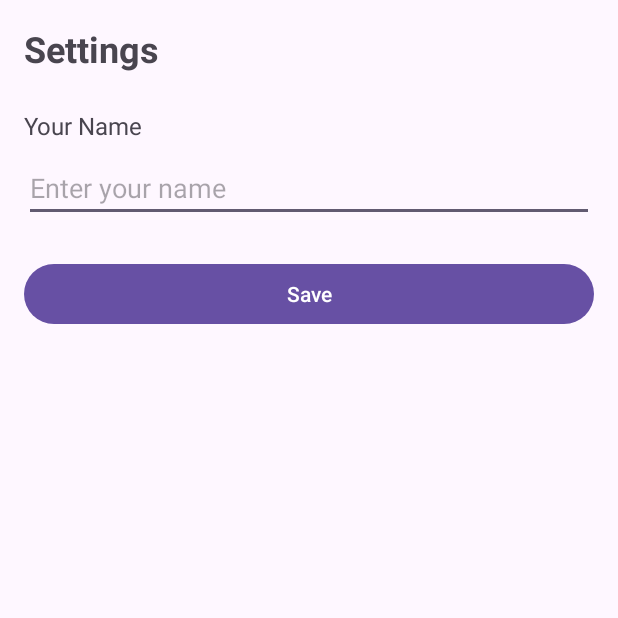
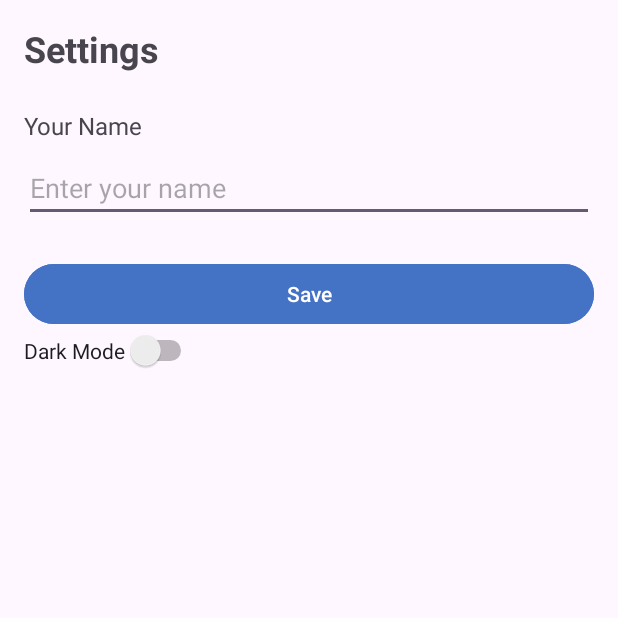
Before and after one commit to Yagizsuzen/ChatBot, an Android app: the screen it shows after launch (SettingsActivity), after a tap on "Settings", on a phone screen of 412 x 824 dp, the top half of it. Run offline under Robolectric (Android 15) with nearby library versions, the phone set to English and light mode, and no system bars.

Commit message:
Gece Modu eklendi

```diff
--- a/app/src/main/java/com/example/chatbot/MainActivity.java
+++ b/app/src/main/java/com/example/chatbot/MainActivity.java
@@ -10,6 +10,7 @@ import androidx.activity.EdgeToEdge;
 import androidx.annotation.NonNull;
 import androidx.appcompat.app.AlertDialog;
 import androidx.appcompat.app.AppCompatActivity;
+import androidx.appcompat.app.AppCompatDelegate;
 import androidx.recyclerview.widget.LinearLayoutManager;
 import androidx.recyclerview.widget.RecyclerView;
 import android.view.LayoutInflater;
@@ -42,6 +43,12 @@ public class MainActivity extends AppCompatActivity {
         gson = new Gson();
         sharedPreferences = PreferenceManager.getDefaultSharedPreferences(this);
         prefsUtil = new SharedPreferencesUtil(this);
+
+        if (prefsUtil.isDarkModeEnabled()) {
+            AppCompatDelegate.setDefaultNightMode(AppCompatDelegate.MODE_NIGHT_YES);
+        } else {
+            AppCompatDelegate.setDefaultNightMode(AppCompatDelegate.MODE_NIGHT_NO);
+        }
 
         recyclerView = findViewById(R.id.chat_list_recyclerview);
         newChatButton = findViewById(R.id.new_chat_button);
--- a/app/src/main/java/com/example/chatbot/SettingsActivity.java
+++ b/app/src/main/java/com/example/chatbot/SettingsActivity.java
@@ -3,12 +3,16 @@ package com.example.chatbot;
 import android.os.Bundle;
 import android.widget.Button;
 import android.widget.EditText;
+import android.widget.Switch;
 import android.widget.Toast;
 import androidx.appcompat.app.AppCompatActivity;
+import androidx.appcompat.app.AppCompatDelegate;
 
 public class SettingsActivity extends AppCompatActivity {
     private EditText nameEditText;
     private Button saveButton;
+
+    private Switch darkModeSwitch;
     private SharedPreferencesUtil prefsUtil;
 
     @Override
@@ -19,6 +23,23 @@ public class SettingsActivity extends AppCompatActivity {
         prefsUtil = new SharedPreferencesUtil(this);
         nameEditText = findViewById(R.id.nameEditText);
         saveButton = findViewById(R.id.saveButton);
+        darkModeSwitch = findViewById(R.id.darkModeSwitch);
+        darkModeSwitch.setChecked(prefsUtil.isDarkModeEnabled());
+
+        darkModeSwitch.setOnCheckedChangeListener((buttonView, isChecked) -> {
+            prefsUtil.setDarkModeEnabled(isChecked);
+
+            if (isChecked){
+                AppCompatDelegate.setDefaultNightMode(AppCompatDelegate.MODE_NIGHT_YES);
+            }
+            else{
+                AppCompatDelegate.setDefaultNightMode(AppCompatDelegate.MODE_NIGHT_NO);
+            }
+
+            recreate();
+        });
+
+
 
         // Load current name
         String currentName = prefsUtil.getUserName();
--- a/app/src/main/java/com/example/chatbot/SharedPreferencesUtil.java
+++ b/app/src/main/java/com/example/chatbot/SharedPreferencesUtil.java
@@ -33,6 +33,16 @@ public class SharedPreferencesUtil {
         return isFirst;
     }
 
+    public void setDarkModeEnabled(boolean enabled){
+        preferences.edit().putBoolean("dark_mode",enabled).apply();
+    }
+
+    public boolean isDarkModeEnabled(){
+        return preferences.getBoolean("dark_mode",false);
+    }
+
+
+
     public static void saveChats(Context context, List<ChatSession> chatList) {
         SharedPreferences sharedPreferences = PreferenceManager.getDefaultSharedPreferences(context);
         Gson gson = new Gson();
--- a/app/src/main/res/drawable/bot_messagebackground.xml
+++ b/app/src/main/res/drawable/bot_messagebackground.xml
@@ -1,5 +1,5 @@
 <?xml version="1.0" encoding="utf-8"?>
 <shape xmlns:android="http://schemas.android.com/apk/res/android" android:shape="rectangle">
-    <solid android:color="#CC3F51B5" />
+    <solid android:color="@color/chatBubbleBotBg" />
     <corners android:radius="23dp" />
 </shape>
--- a/app/src/main/res/layout/activity_settings.xml
+++ b/app/src/main/res/layout/activity_settings.xml
@@ -32,6 +32,16 @@
         android:id="@+id/saveButton"
         android:layout_width="match_parent"
         android:layout_height="wrap_content"
+        android:backgroundTint="@color/buttonTint"
         android:text="Save"/>
 
+    <Switch
+        android:id="@+id/darkModeSwitch"
+        android:layout_width="wrap_content"
+        android:layout_height="wrap_content"
+        android:text="Dark Mode"
+        android:layout_marginBottom="16dp" />
+
+
+
 </LinearLayout>
--- a/app/src/main/res/layout/item_bot_message.xml
+++ b/app/src/main/res/layout/item_bot_message.xml
@@ -21,6 +21,6 @@
         android:background="@drawable/bot_messagebackground"
         android:maxWidth="250dp"
         android:padding="12dp"
-        android:textColor="#F6F2F2"
+        android:textColor="@color/chatTextColor"
         android:textSize="16sp" />
 </LinearLayout>
--- a/app/src/main/res/layout/item_chat_session.xml
+++ b/app/src/main/res/layout/item_chat_session.xml
@@ -11,14 +11,14 @@
         android:layout_width="0dp"
         android:layout_height="wrap_content"
         android:layout_weight="1"
-        android:textColor="#FFFFFF"
+        android:textColor="@color/chatTextColor"
         android:text="Chat Title"
         android:textSize="18sp"/>
 
     <Button
         android:id="@+id/delete_button"
         android:layout_width="wrap_content"
-        android:backgroundTint="@color/material_dynamic_primary60"
+        android:backgroundTint="@color/buttonTint"
         android:layout_height="wrap_content"
         android:text="Delete"/>
 </LinearLayout>
--- a/app/src/main/res/layout/item_user_message.xml
+++ b/app/src/main/res/layout/item_user_message.xml
@@ -12,6 +12,6 @@
         android:background="@drawable/user_messagebackground"
         android:maxWidth="250dp"
         android:padding="12dp"
-        android:textColor="#000000"
+        android:textColor="@color/chatTextColorUser"
         android:textSize="16sp" />
 </LinearLayout>
```
Also changed, not shown: app/src/main/res/layout/activity_chat.xml (+4 -3 lines), app/src/main/res/layout/activity_main.xml (+9 -5 lines), app/src/main/res/values-night/colors.xml (added, +15 -0 lines), app/src/main/res/values/colors.xml (+12 -2 lines), app/src/main/res/drawable-night/cloud_image.jpg (added), app/src/main/res/drawable-night/default_bot_profile.jpg (added).
